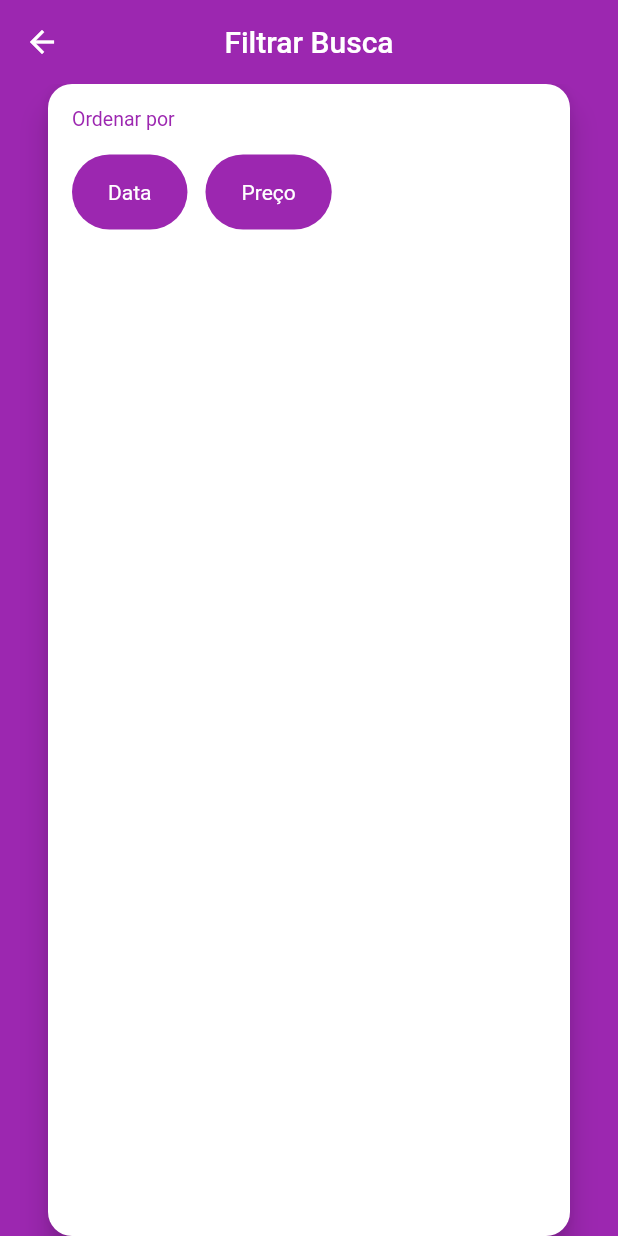
After one commit to gabrielvt27/clone_olx, a Flutter app: the FilterScreen screen opened directly, on a phone screen of 412 x 824 dp. The commit adds this screen. Run offline on Flutter 3.47's test engine with Material 2 defaults, Android fonts, the phone set to English and light mode, and no system bars; our stand-ins replace brasil_fields, dio, flutter_mobx, get_it, image_cropper, image_picker and 4 more; missing offline and left inert: dart:ffi; accounts and stored records are empty; generated files the repository leaves out were written again; network calls fail.

```diff
--- /dev/null
+++ b/lib/screens/filter/components/orderby_field.dart
@@ -0,0 +1,47 @@
+import 'dart:ffi';
+
+import 'package:clone_olx/screens/filter/components/section_title.dart';
+import 'package:flutter/material.dart';
+
+class OrderByField extends StatelessWidget {
+  const OrderByField({Key? key}) : super(key: key);
+
+  @override
+  Widget build(BuildContext context) {
+    Widget buildButtonOption(String label) {
+      return Container(
+        height: 50,
+        alignment: Alignment.center,
+        padding: const EdgeInsets.symmetric(horizontal: 24),
+        decoration: BoxDecoration(
+          borderRadius: BorderRadius.circular(25),
+          color: Colors.purple,
+        ),
+        child: Text(
+          label,
+          style: const TextStyle(
+            color: Colors.white,
+          ),
+        ),
+      );
+    }
+
+    return Column(
+      crossAxisAlignment: CrossAxisAlignment.start,
+      children: [
+        const SectionTitle(
+          title: "Ordenar por",
+        ),
+        Row(
+          children: [
+            buildButtonOption("Data"),
+            const SizedBox(
+              width: 12,
+            ),
+            buildButtonOption("Preço"),
+          ],
+        ),
+      ],
+    );
+  }
+}
--- /dev/null
+++ b/lib/screens/filter/components/section_title.dart
@@ -0,0 +1,25 @@
+import 'package:flutter/material.dart';
+
+class SectionTitle extends StatelessWidget {
+  const SectionTitle({
+    Key? key,
+    required this.title,
+  }) : super(key: key);
+
+  final String title;
+
+  @override
+  Widget build(BuildContext context) {
+    return Padding(
+      padding: const EdgeInsets.symmetric(vertical: 16),
+      child: Text(
+        title,
+        style: const TextStyle(
+          color: Colors.purple,
+          fontSize: 13,
+          fontWeight: FontWeight.w400,
+        ),
+      ),
+    );
+  }
+}
--- /dev/null
+++ b/lib/screens/filter/filter_screen.dart
@@ -0,0 +1,33 @@
+import 'package:clone_olx/screens/filter/components/orderby_field.dart';
+import 'package:flutter/material.dart';
+
+class FilterScreen extends StatelessWidget {
+  const FilterScreen({Key? key}) : super(key: key);
+
+  @override
+  Widget build(BuildContext context) {
+    return Scaffold(
+      appBar: AppBar(
+        title: const Text("Filtrar Busca"),
+        centerTitle: true,
+      ),
+      body: Center(
+        child: Card(
+          elevation: 8,
+          margin: const EdgeInsets.symmetric(horizontal: 32),
+          shape: RoundedRectangleBorder(
+            borderRadius: BorderRadius.circular(16),
+          ),
+          child: Padding(
+            padding: const EdgeInsets.symmetric(horizontal: 16),
+            child: Column(
+              children: const [
+                OrderByField(),
+              ],
+            ),
+          ),
+        ),
+      ),
+    );
+  }
+}
--- a/lib/screens/home/home_screen.dart
+++ b/lib/screens/home/home_screen.dart
@@ -76,10 +76,11 @@ class HomeScreen extends StatelessWidget {
           ],
         ),
         body: Column(
-            children: const [
+          children: [
             TopBar(),
           ],
-          )),
+        ),
+      ),
     );
   }
 }
```
Also changed, not shown: lib/screens/home/components/topbar.dart (+40 -10 lines), lib/stores/home_store.dart (+7 -0 lines), lib/stores/home_store.g.dart. Lines whose indentation alone changed are shown as unchanged.
